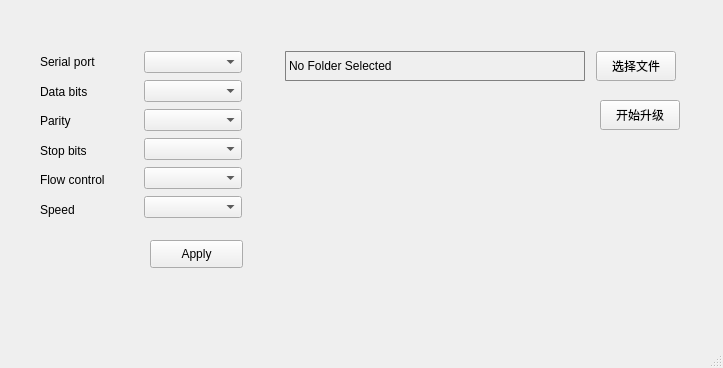
The window that mainwindow.ui (TracyChrysler/qt_OTA) describes before a commit, drawn with Qt 5.
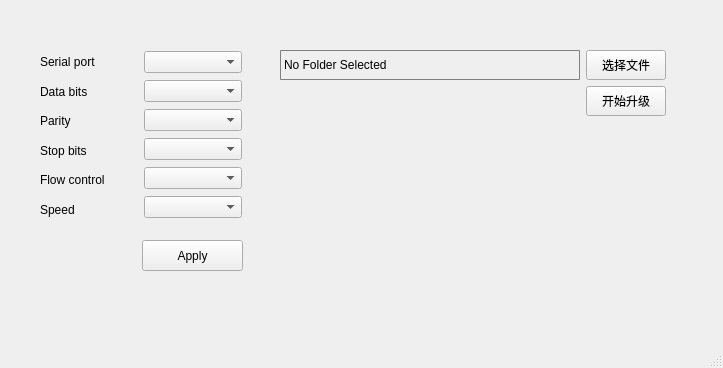
The same window after the commit.

Commit message: set serial

Diff of the .ui file:
```diff
--- a/mainwindow.ui
+++ b/mainwindow.ui
@@ -14,87 +14,6 @@
    <string>OTA</string>
   </property>
   <widget class="QWidget" name="centralwidget">
-   <widget class="QWidget" name="horizontalLayoutWidget">
-    <property name="geometry">
-     <rect>
-      <x>280</x>
-      <y>50</y>
-      <width>401</width>
-      <height>32</height>
-     </rect>
-    </property>
-    <layout class="QHBoxLayout" name="horizontalLayout">
-     <item>
-      <widget class="QLabel" name="documentPath">
-       <property name="minimumSize">
-        <size>
-         <width>300</width>
-         <height>30</height>
-        </size>
-       </property>
-       <property name="maximumSize">
-        <size>
-         <width>300</width>
-         <height>30</height>
-        </size>
-       </property>
-       <property name="styleSheet">
-        <string notr="true">QLabel{
-	border:0.5px solid grey;
-	border-radius:1px;
-}</string>
-       </property>
-       <property name="text">
-        <string>No Folder Selected</string>
-       </property>
-      </widget>
-     </item>
-     <item>
-      <widget class="QPushButton" name="browseButton">
-       <property name="minimumSize">
-        <size>
-         <width>80</width>
-         <height>30</height>
-        </size>
-       </property>
-       <property name="maximumSize">
-        <size>
-         <width>80</width>
-         <height>30</height>
-        </size>
-       </property>
-       <property name="text">
-        <string>选择文件</string>
-       </property>
-      </widget>
-     </item>
-    </layout>
-   </widget>
-   <widget class="QPushButton" name="startButton">
-    <property name="geometry">
-     <rect>
-      <x>600</x>
-      <y>100</y>
-      <width>80</width>
-      <height>30</height>
-     </rect>
-    </property>
-    <property name="minimumSize">
-     <size>
-      <width>80</width>
-      <height>30</height>
-     </size>
-    </property>
-    <property name="maximumSize">
-     <size>
-      <width>80</width>
-      <height>30</height>
-     </size>
-    </property>
-    <property name="text">
-     <string>开始升级</string>
-    </property>
-   </widget>
    <widget class="QWidget" name="layoutWidget">
     <property name="geometry">
      <rect>
@@ -178,16 +97,111 @@
    <widget class="QPushButton" name="configApply">
     <property name="geometry">
      <rect>
-      <x>150</x>
+      <x>142</x>
       <y>240</y>
-      <width>93</width>
-      <height>28</height>
+      <width>101</width>
+      <height>31</height>
      </rect>
     </property>
+    <property name="font">
+     <font>
+      <family>Segoe UI</family>
+     </font>
+    </property>
     <property name="text">
      <string>Apply</string>
     </property>
    </widget>
+   <widget class="QWidget" name="">
+    <property name="geometry">
+     <rect>
+      <x>280</x>
+      <y>50</y>
+      <width>388</width>
+      <height>68</height>
+     </rect>
+    </property>
+    <layout class="QGridLayout" name="gridLayout">
+     <item row="0" column="0">
+      <widget class="QLabel" name="documentPath">
+       <property name="minimumSize">
+        <size>
+         <width>300</width>
+         <height>30</height>
+        </size>
+       </property>
+       <property name="maximumSize">
+        <size>
+         <width>300</width>
+         <height>30</height>
+        </size>
+       </property>
+       <property name="font">
+        <font>
+         <family>Segoe UI</family>
+        </font>
+       </property>
+       <property name="styleSheet">
+        <string notr="true">QLabel{
+	border:0.5px solid grey;
+	border-radius:1px;
+}</string>
+       </property>
+       <property name="text">
+        <string>No Folder Selected</string>
+       </property>
+      </widget>
+     </item>
+     <item row="0" column="1">
+      <widget class="QPushButton" name="browseButton">
+       <property name="minimumSize">
+        <size>
+         <width>80</width>
+         <height>30</height>
+        </size>
+       </property>
+       <property name="maximumSize">
+        <size>
+         <width>80</width>
+         <height>30</height>
+        </size>
+       </property>
+       <property name="font">
+        <font>
+         <family>Segoe UI</family>
+        </font>
+       </property>
+       <property name="text">
+        <string>选择文件</string>
+       </property>
+      </widget>
+     </item>
+     <item row="1" column="1">
+      <widget class="QPushButton" name="startButton">
+       <property name="minimumSize">
+        <size>
+         <width>80</width>
+         <height>30</height>
+        </size>
+       </property>
+       <property name="maximumSize">
+        <size>
+         <width>80</width>
+         <height>30</height>
+        </size>
+       </property>
+       <property name="font">
+        <font>
+         <family>Segoe UI</family>
+        </font>
+       </property>
+       <property name="text">
+        <string>开始升级</string>
+       </property>
+      </widget>
+     </item>
+    </layout>
+   </widget>
   </widget>
   <widget class="QMenuBar" name="menubar">
    <property name="geometry">
```
Left out of the diff: 80 changed lines with no effect on the pictures. The commit also changes 2 other files.
